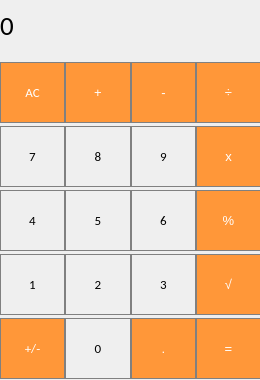
Old version of the form mainwindow.ui in the repository sold666/Calculator-on-Qt.
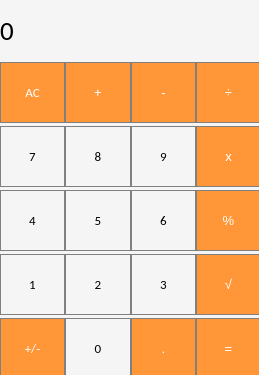
New version of the form.

The edit to the form file:
```diff
--- a/mainwindow.ui
+++ b/mainwindow.ui
@@ -6,21 +6,24 @@
    <rect>
     <x>0</x>
     <y>0</y>
-    <width>260</width>
-    <height>380</height>
+    <width>259</width>
+    <height>375</height>
    </rect>
   </property>
   <property name="windowTitle">
    <string>MainWindow</string>
   </property>
+  <property name="styleSheet">
+   <string notr="true">background-color: #f5f5f5;</string>
+  </property>
   <widget class="QWidget" name="widget">
    <widget class="QLabel" name="result_show">
     <property name="geometry">
      <rect>
       <x>0</x>
       <y>0</y>
-      <width>251</width>
-      <height>51</height>
+      <width>261</width>
+      <height>61</height>
      </rect>
     </property>
     <property name="sizePolicy">
@@ -50,11 +53,13 @@
      <enum>Qt::LeftToRight</enum>
     </property>
     <property name="styleSheet">
-     <string notr="true">QLabel {
-  qproperty-alignment: 'AlignVCenter | AlignRight';
+     <string notr="true">QLabel 
+{
+  	qproperty-alignment: 'AlignVCenter | AlignRight';
+	background-color: #f5f5f5;
 }
 
-background-color : white;</string>
+ </string>
     </property>
     <property name="text">
      <string>0</string>
```
